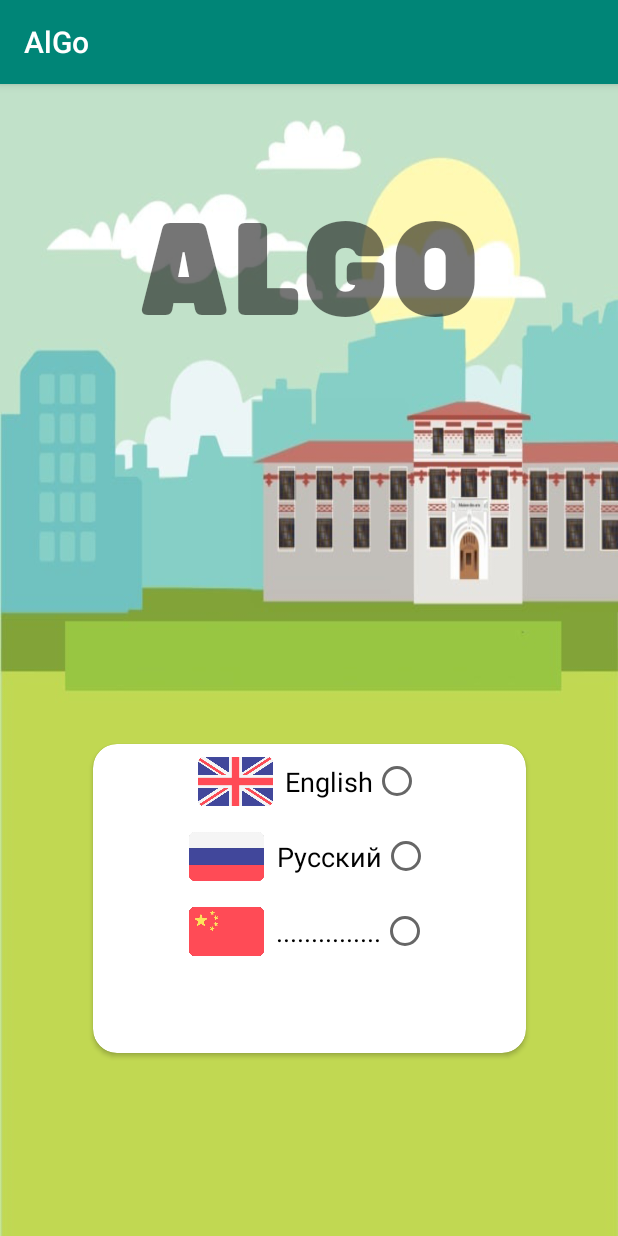
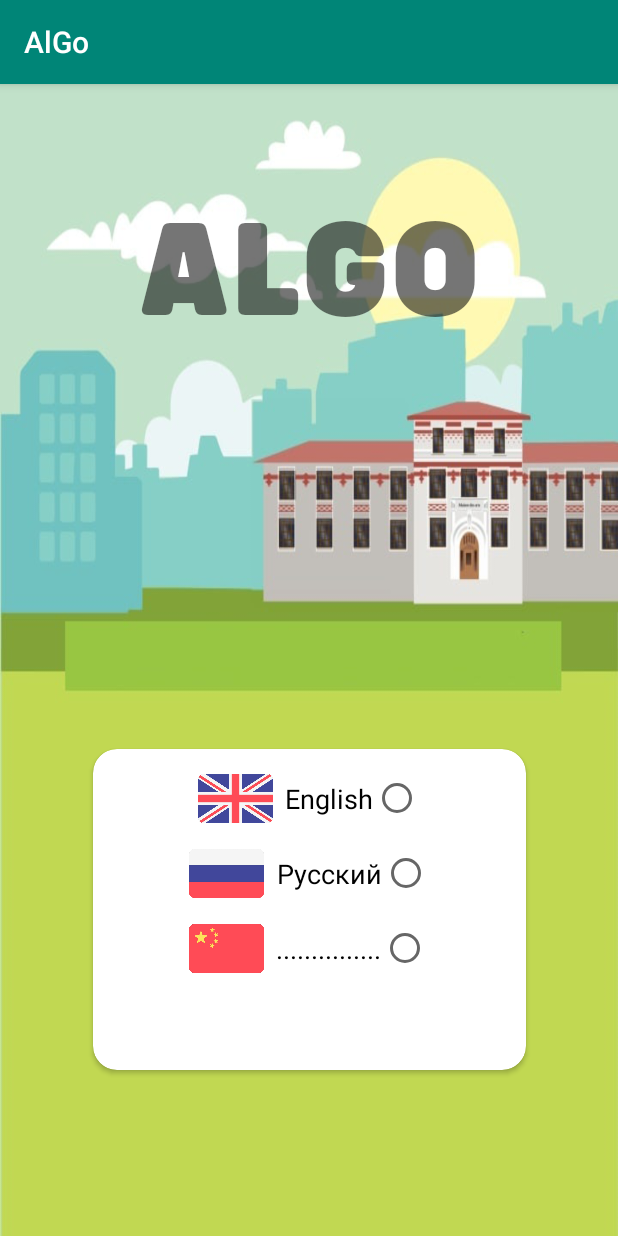
Before and after one commit to Borlehandro/ALGO-public, an Android app: the screen it shows after launch (PreLoginActivity), on a phone screen of 412 x 824 dp. Run offline under Robolectric (Android 15) with nearby library versions, the phone set to English and light mode, and no system bars.

Commit message:
Complete pre-login design without scrolling.

```diff
--- a/app/src/main/res/layout/activity_pre_login.xml
+++ b/app/src/main/res/layout/activity_pre_login.xml
@@ -6,6 +6,15 @@
     android:layout_height="match_parent"
     android:background="@drawable/start_background"
     tools:context=".activities.PreLoginActivity">
+
+    <ScrollView
+        android:layout_width="match_parent"
+        android:layout_height="match_parent"
+        android:fillViewport="true">
+
+        <androidx.constraintlayout.widget.ConstraintLayout
+            android:layout_width="match_parent"
+            android:layout_height="wrap_content">
 
             <TextView
                 android:id="@+id/algoText"
@@ -21,20 +30,11 @@
                 app:layout_constraintStart_toStartOf="parent"
                 app:layout_constraintTop_toTopOf="parent" />
 
-    <androidx.constraintlayout.widget.ConstraintLayout
-        android:layout_width="match_parent"
-        android:layout_height="wrap_content"
-        app:layout_constraintBottom_toBottomOf="parent"
-        app:layout_constraintEnd_toEndOf="parent"
-        app:layout_constraintStart_toStartOf="parent"
-        app:layout_constraintTop_toTopOf="parent"
-        app:layout_constraintVertical_bias="0.8">
-
             <fragment
                 android:id="@+id/mapNavFragment"
                 android:name="androidx.navigation.fragment.NavHostFragment"
-            android:layout_width="wrap_content"
-            android:layout_height="wrap_content"
+                android:layout_width="match_parent"
+                android:layout_height="match_parent"
                 app:defaultNavHost="true"
                 app:layout_constraintBottom_toBottomOf="parent"
                 app:layout_constraintEnd_toEndOf="parent"
@@ -44,4 +44,6 @@
 
         </androidx.constraintlayout.widget.ConstraintLayout>
 
+    </ScrollView>
+
 </androidx.constraintlayout.widget.ConstraintLayout>
--- a/app/src/main/res/layout/fragment_language.xml
+++ b/app/src/main/res/layout/fragment_language.xml
@@ -3,43 +3,44 @@
     xmlns:app="http://schemas.android.com/apk/res-auto"
     xmlns:tools="http://schemas.android.com/tools"
     android:layout_width="match_parent"
-    android:layout_height="wrap_content"
+    android:layout_height="match_parent"
     tools:context=".fragments.bottom.QuestListFragment">
 
     <androidx.cardview.widget.CardView
-        android:layout_width="fill_parent"
+        android:layout_width="wrap_content"
         android:layout_height="wrap_content"
         android:layout_marginStart="16dp"
-        android:layout_marginTop="16dp"
         android:layout_marginEnd="16dp"
-        android:layout_marginBottom="16dp"
         app:cardCornerRadius="16dp"
         app:layout_constraintBottom_toBottomOf="parent"
         app:layout_constraintEnd_toEndOf="parent"
         app:layout_constraintStart_toStartOf="parent"
-        app:layout_constraintTop_toTopOf="parent">
+        app:layout_constraintTop_toTopOf="parent"
+        app:layout_constraintVertical_bias="0.8">
 
         <androidx.constraintlayout.widget.ConstraintLayout
             android:layout_width="wrap_content"
-            android:layout_height="match_parent">
+            android:layout_height="match_parent"
+            android:layout_gravity="center">
 
             <RadioGroup
-            android:gravity="center"
                 android:id="@+id/languageGroup"
                 android:layout_width="match_parent"
                 android:layout_height="wrap_content"
+                android:layout_marginTop="8dp"
+                android:layout_marginStart="64dp"
+                android:layout_marginEnd="64dp"
+                android:gravity="center"
+                app:layout_constraintEnd_toEndOf="parent"
                 app:layout_constraintStart_toStartOf="parent"
-            app:layout_constraintEnd_toEndOf="parent"
-            app:layout_constraintTop_toTopOf="parent"
-            android:layout_marginStart="64dp"
-            android:layout_marginEnd="64dp">
+                app:layout_constraintTop_toTopOf="parent">
 
                 <RadioButton
                     android:id="@+id/englishButton"
-                android:gravity="center"
                     android:layout_width="wrap_content"
                     android:layout_height="wrap_content"
                     android:drawableEnd="@drawable/british"
+                    android:gravity="center"
                     android:layoutDirection="rtl"
                     android:text="English"
                     android:textAlignment="center"
@@ -49,10 +50,10 @@
 
                 <RadioButton
                     android:id="@+id/russianButton"
-                android:gravity="center"
                     android:layout_width="wrap_content"
                     android:layout_height="wrap_content"
                     android:drawableEnd="@drawable/russian"
+                    android:gravity="center"
                     android:layoutDirection="rtl"
                     android:text="Русский"
                     android:textAlignment="center"
@@ -62,10 +63,10 @@
 
                 <RadioButton
                     android:id="@+id/chineseButton"
-                android:gravity="center"
                     android:layout_width="wrap_content"
                     android:layout_height="wrap_content"
                     android:drawableEnd="@drawable/chinese"
+                    android:gravity="center"
                     android:layoutDirection="rtl"
                     android:text="..............."
                     android:textAlignment="center"
@@ -79,12 +80,12 @@
                 android:id="@+id/commitLanguageButton"
                 android:layout_width="wrap_content"
                 android:layout_height="wrap_content"
-                app:layout_constraintStart_toStartOf="parent"
-                app:layout_constraintEnd_toEndOf="parent"
-                app:layout_constraintTop_toBottomOf="@+id/languageGroup"
                 android:layout_marginTop="8dp"
                 android:layout_marginBottom="8dp"
-                android:text="SELECT"/>
+                android:text="SELECT"
+                app:layout_constraintEnd_toEndOf="parent"
+                app:layout_constraintStart_toStartOf="parent"
+                app:layout_constraintTop_toBottomOf="@+id/languageGroup" />
             <!-- Todo Make text dynamic -->
 
         </androidx.constraintlayout.widget.ConstraintLayout>
--- a/app/src/main/res/navigation/bottom_sheet_navigation.xml
+++ b/app/src/main/res/navigation/bottom_sheet_navigation.xml
@@ -13,7 +13,11 @@
 
         <action
             android:id="@+id/toDescription"
-            app:destination="@id/questDescriptionFragment" />
+            app:destination="@id/questDescriptionFragment"
+            app:enterAnim="@anim/slide_in_right"
+            app:exitAnim="@anim/slide_out_left"
+            app:popEnterAnim="@anim/slide_in_left"
+            app:popExitAnim="@anim/slide_out_right"/>
     </fragment>
 
     <fragment
```
Also changed, not shown: app/src/main/res/layout/fragment_login.xml (+13 -12 lines), app/src/main/res/layout/fragment_pre_login.xml (+13 -4 lines), app/src/main/res/layout/fragment_registration.xml (+15 -10 lines). Lines whose indentation alone changed are shown as unchanged.
